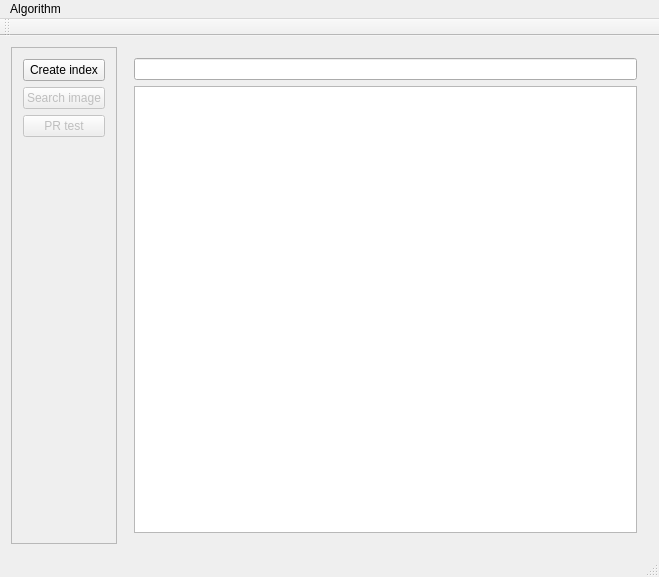
The window that ETFImageSearch/ETFImageSearch/mainwindow.ui (etf-sarajevo/etfimagesearch) describes before a commit, drawn with Qt 5.
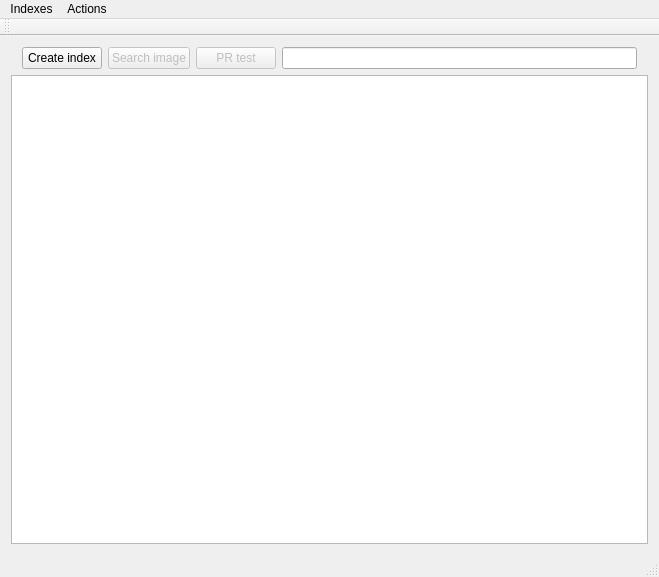
The same window after the commit.

Commit message: Completely revamped user interface, make use of factories and index mgmt Users can now configure what type of index to generate, choose an existing index, interface adapts to code etc.

What changed in the file:
```diff
--- a/ETFImageSearch/ETFImageSearch/mainwindow.ui
+++ b/ETFImageSearch/ETFImageSearch/mainwindow.ui
@@ -14,16 +14,16 @@
    <string>ETFImageSearch</string>
   </property>
   <widget class="QWidget" name="centralWidget">
-   <layout class="QHBoxLayout" name="horizontalLayout">
+   <layout class="QVBoxLayout" name="verticalLayout_3">
     <item>
-     <widget class="QFrame" name="frame">
-      <property name="frameShape">
-       <enum>QFrame::StyledPanel</enum>
-      </property>
-      <property name="frameShadow">
-       <enum>QFrame::Raised</enum>
-      </property>
-      <layout class="QVBoxLayout" name="verticalLayout">
+     <widget class="QWidget" name="widget" native="true">
+      <layout class="QHBoxLayout" name="horizontalLayout">
+       <property name="topMargin">
+        <number>0</number>
+       </property>
+       <property name="bottomMargin">
+        <number>0</number>
+       </property>
        <item>
         <widget class="QPushButton" name="indexButton">
          <property name="text">
@@ -52,27 +52,17 @@
         </widget>
        </item>
        <item>
-        <spacer name="verticalSpacer">
-         <property name="orientation">
-          <enum>Qt::Vertical</enum>
-         </property>
-         <property name="sizeHint" stdset="0">
-          <size>
-           <width>20</width>
-           <height>40</height>
-          </size>
-         </property>
-        </spacer>
-       </item>
-      </layout>
-     </widget>
-    </item>
-    <item>
-     <widget class="QWidget" name="widget" native="true">
-      <layout class="QVBoxLayout" name="verticalLayout_2">
-       <item>
         <widget class="QLineEdit" name="lineEdit"/>
        </item>
+      </layout>
+     </widget>
+    </item>
+    <item>
+     <widget class="QWidget" name="widget1" native="true">
+      <layout class="QVBoxLayout" name="verticalLayout_2">
+       <property name="margin">
+        <number>0</number>
+       </property>
        <item>
         <widget class="QTreeView" name="treeView"/>
        </item>
@@ -87,15 +77,25 @@
      <x>0</x>
      <y>0</y>
      <width>659</width>
-     <height>23</height>
+     <height>21</height>
     </rect>
    </property>
    <widget class="QMenu" name="menuAlgorithm">
     <property name="title">
-     <string>Algorithm</string>
+     <string>Indexes</string>
     </property>
    </widget>
+   <widget class="QMenu" name="menuActions">
+    <property name="title">
+     <string>Actions</string>
+    </property>
+    <addaction name="actionCreate_index"/>
+    <addaction name="actionSearch_image"/>
+    <addaction name="actionPR_test"/>
+    <addaction name="actionOptimize"/>
+   </widget>
    <addaction name="menuAlgorithm"/>
+   <addaction name="menuActions"/>
   </widget>
   <widget class="QToolBar" name="mainToolBar">
    <attribute name="toolBarArea">
```
Left out of the diff: 20 changed lines with no effect on the pictures. The commit also changes 5 other files.
